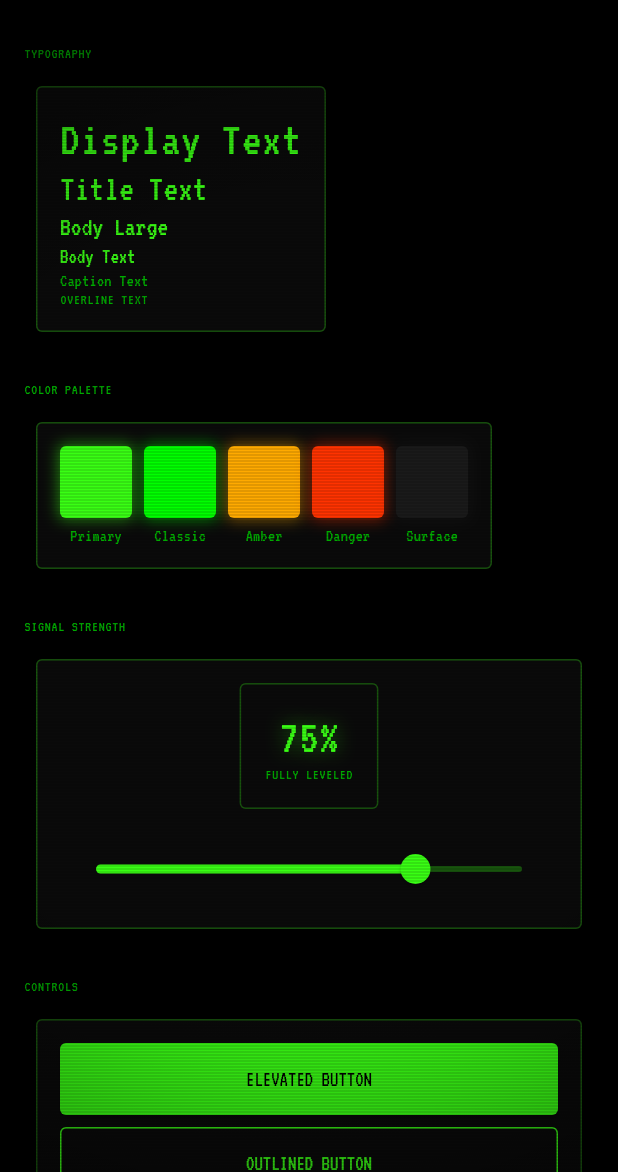
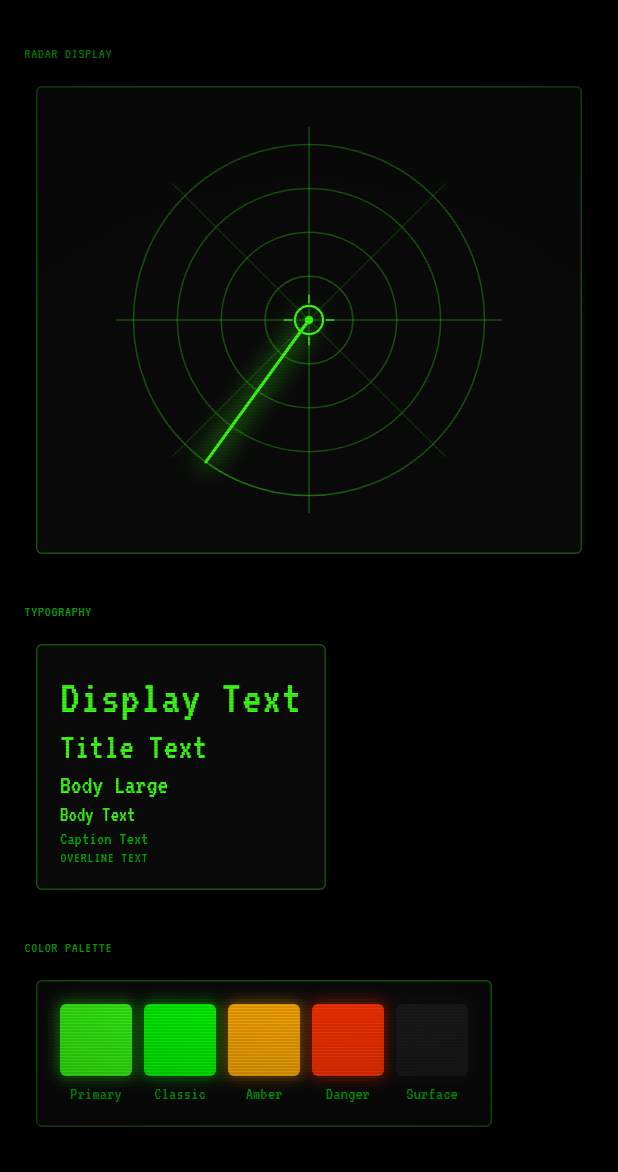
Before and after one commit to aronchick/xenosignal, a Flutter app: the screen it shows after launch, on a phone screen of 412 x 824 dp, the part 64-1236 px from its top. Run offline on Flutter 3.47's test engine with Material 3 defaults, Android fonts, the phone set to English and light mode, and no system bars; our stand-ins replace google_fonts.

Commit message:
feat: Add RadarPainter CustomPainter with grid and sweep animation (#3)
Implements the core radar display component per openspec/specs/radar-display/design.md:
- RadarPainter CustomPainter with concentric grid circles and crosshairs
- 3-second clockwise sweep line animation at 60fps
- Sweep trail with fading arc effect
- Center reticle with targeting crosshairs
- Configurable RadarTheme for visual customization
- RadarWidget with AnimationController for smooth animation
- ControlledRadarWidget for external angle control
- Comprehensive test suite (20 tests)

The radar demo is now visible in the theme demo screen.

````diff
--- /dev/null
+++ b/lib/features/radar/presentation/presentation_exports.dart
@@ -0,0 +1,2 @@
+export 'radar_painter.dart';
+export 'radar_widget.dart';
--- /dev/null
+++ b/lib/features/radar/presentation/radar_widget.dart
@@ -0,0 +1,153 @@
+import 'dart:math' as math;
+
+import 'package:flutter/material.dart';
+
+import 'radar_painter.dart';
+
+/// Animated radar display widget.
+///
+/// Renders a radar with a continuously rotating sweep line.
+/// The sweep completes one full rotation every [sweepDuration] (default 3 seconds).
+///
+/// Example:
+/// ```dart
+/// RadarWidget(
+///   size: 300,
+///   sweepDuration: Duration(seconds: 3),
+/// )
+/// ```
+class RadarWidget extends StatefulWidget {
+  const RadarWidget({
+    super.key,
+    this.size,
+    this.sweepDuration = const Duration(seconds: 3),
+    this.theme = const RadarTheme(),
+    this.running = true,
+  });
+
+  /// Size of the radar widget. If null, expands to fill available space.
+  final double? size;
+
+  /// Duration for one complete sweep rotation.
+  final Duration sweepDuration;
+
+  /// Visual theme configuration.
+  final RadarTheme theme;
+
+  /// Whether the sweep animation is running.
+  final bool running;
+
+  @override
+  State<RadarWidget> createState() => _RadarWidgetState();
+}
+
+class _RadarWidgetState extends State<RadarWidget>
+    with SingleTickerProviderStateMixin {
+  late AnimationController _controller;
+
+  @override
+  void initState() {
+    super.initState();
+    _controller = AnimationController(
+      vsync: this,
+      duration: widget.sweepDuration,
+    );
+
+    if (widget.running) {
+      _controller.repeat();
+    }
+  }
+
+  @override
+  void didUpdateWidget(RadarWidget oldWidget) {
+    super.didUpdateWidget(oldWidget);
+
+    // Update duration if changed
+    if (oldWidget.sweepDuration != widget.sweepDuration) {
+      _controller.duration = widget.sweepDuration;
+    }
+
+    // Handle running state changes
+    if (oldWidget.running != widget.running) {
+      if (widget.running) {
+        _controller.repeat();
+      } else {
+        _controller.stop();
+      }
+    }
+  }
+
+  @override
+  void dispose() {
+    _controller.dispose();
+    super.dispose();
+  }
+
+  @override
+  Widget build(BuildContext context) {
+    Widget radar = AnimatedBuilder(
+      animation: _controller,
+      builder: (context, child) {
+        return CustomPaint(
+          painter: RadarPainter(
+            sweepAngle: _controller.value * 2 * math.pi,
+            theme: widget.theme,
+          ),
+          size: widget.size != null ? Size.square(widget.size!) : Size.infinite,
+        );
+      },
+    );
+
+    if (widget.size != null) {
+      radar = SizedBox.square(
+        dimension: widget.size,
+        child: radar,
+      );
+    }
+
+    return radar;
+  }
+}
+
+/// A radar widget that can be controlled externally.
+///
+/// Use this when you need to control the sweep angle directly,
+/// for example when integrating with compass heading or
+/// synchronizing with other animations.
+class ControlledRadarWidget extends StatelessWidget {
+  const ControlledRadarWidget({
+    super.key,
+    required this.sweepAngle,
+    this.size,
+    this.theme = const RadarTheme(),
+  });
+
+  /// Current sweep angle in radians (0 = top, clockwise).
+  final double sweepAngle;
+
+  /// Size of the radar widget. If null, expands to fill available space.
+  final double? size;
+
+  /// Visual theme configuration.
+  final RadarTheme theme;
+
+  @override
+  Widget build(BuildContext context) {
+    Widget radar = CustomPaint(
+      painter: RadarPainter(
+        sweepAngle: sweepAngle,
+        theme: theme,
+      ),
+      size: size != null ? Size.square(size!) : Size.infinite,
+    );
+
+    if (size != null) {
+      radar = SizedBox.square(
+        dimension: size,
+        child: radar,
+      );
+    }
+
+    return radar;
+  }
+}
--- /dev/null
+++ b/lib/features/radar/radar_exports.dart
@@ -0,0 +1 @@
+export 'presentation/presentation_exports.dart';
--- a/lib/main.dart
+++ b/lib/main.dart
@@ -4,6 +4,7 @@ import 'core/effects/crt_effect.dart';
 import 'core/theme/colors.dart';
 import 'core/theme/theme.dart';
 import 'core/theme/typography.dart';
+import 'features/radar/radar_exports.dart';
 
 void main() {
   runApp(const XenoSignalApp());
@@ -58,6 +59,22 @@ class _ThemeDemoScreenState extends State<ThemeDemoScreen> {
             child: Column(
               crossAxisAlignment: CrossAxisAlignment.start,
               children: [
+                // Radar demo
+                _buildSection(
+                  'RADAR DISPLAY',
+                  const SizedBox(
+                    height: 280,
+                    child: Center(
+                      child: RadarWidget(
+                        size: 260,
+                        sweepDuration: Duration(seconds: 3),
+                      ),
+                    ),
+                  ),
+                ),
+
+                const SizedBox(height: XenoTheme.spacing3x),
+
                 // Typography demo
                 _buildSection(
                   'TYPOGRAPHY',
````
Also changed, not shown: lib/features/radar/presentation/radar_painter.dart (added, +263 -0 lines), 1 other file.
